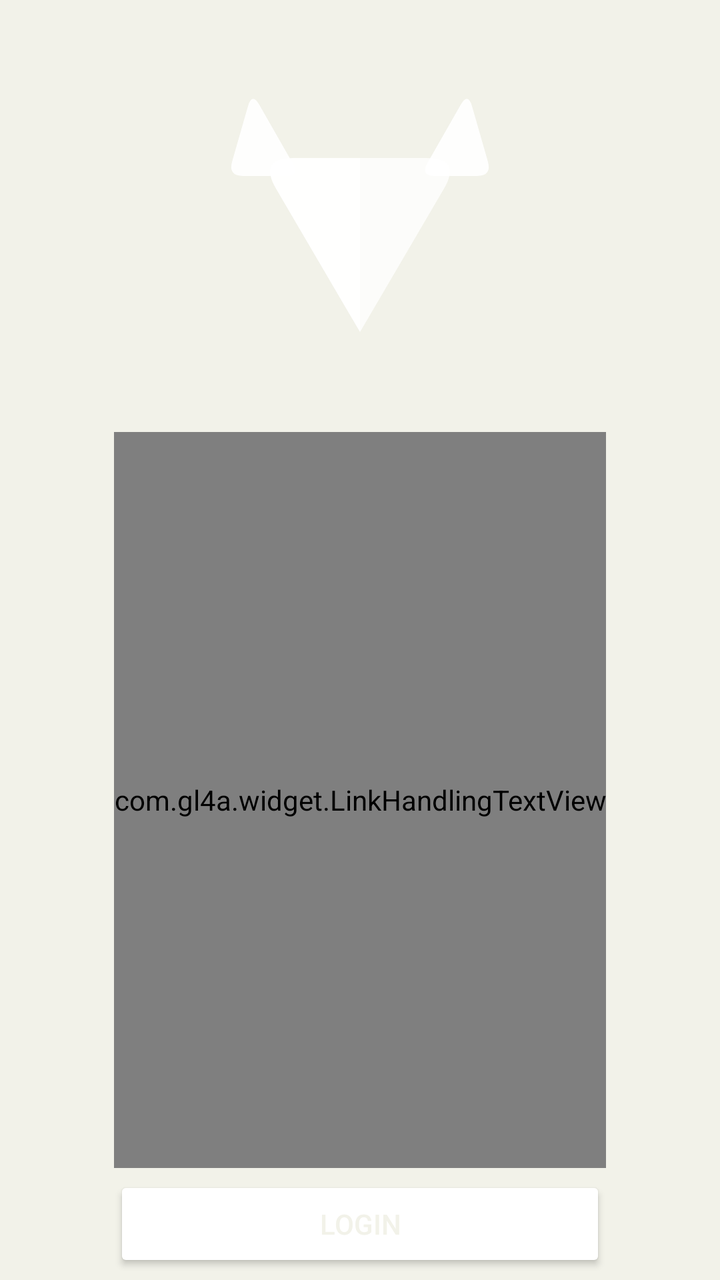
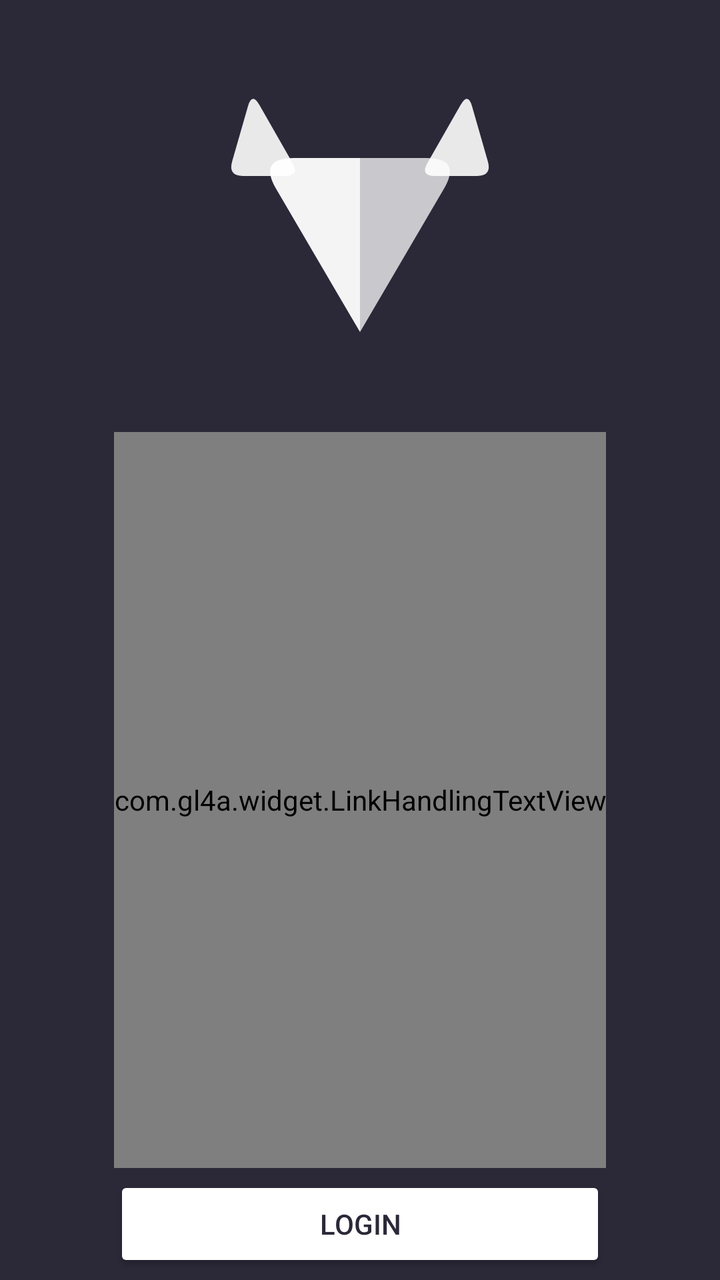

Screens rendered from an Android XML layout before and after an edit, with the pre-edit source and the edit as a unified diff.
<!-- AndroidManifest.xml: application theme AppTheme -->
<!-- res/layout/main.xml -->
<?xml version="1.0" encoding="utf-8"?>
<ScrollView
    xmlns:android="http://schemas.android.com/apk/res/android"
    xmlns:app="http://schemas.android.com/apk/res-auto"
    android:layout_width="match_parent"
    android:layout_height="match_parent"
    android:background="?attr/colorPrimary"
    android:fillViewport="true">

    <LinearLayout
        android:id="@+id/main_content"
        android:layout_width="match_parent"
        android:layout_height="wrap_content"
        android:gravity="center_horizontal"
        android:orientation="vertical"
        android:paddingLeft="@dimen/content_padding"
        android:paddingRight="@dimen/content_padding">

        <ImageView
            android:layout_width="wrap_content"
            android:layout_height="wrap_content"
            android:layout_margin="16dp"
            android:scaleType="fitCenter"
            android:src="@drawable/octolab_bg" />

        <LinearLayout
            android:id="@+id/welcome_container"
            android:layout_width="wrap_content"
            android:layout_height="wrap_content"
            android:layout_weight="1"
            android:gravity="center_horizontal"
            android:orientation="vertical">

            <com.gl4a.widget.LinkHandlingTextView
                android:id="@+id/welcome_text"
                android:layout_width="wrap_content"
                android:layout_height="wrap_content"
                android:layout_marginBottom="4dp"
                android:layout_marginTop="4dp"
                android:layout_weight="0.5"
                android:gravity="center"
                android:text="@string/introduction"
                android:textAppearance="@style/TextAppearance.AppCompat.Medium"
                android:textColor="@android:color/white" />

            <Button
                android:id="@+id/login_button"
                android:layout_width="match_parent"
                android:layout_height="wrap_content"
                android:layout_marginBottom="4dp"
                android:padding="8dp"
                android:text="@string/login"
                android:textColor="?attr/colorPrimary"
                app:backgroundTint="@android:color/white" />

        </LinearLayout>

        <LinearLayout
            android:id="@+id/login_progress_container"
            android:layout_width="wrap_content"
            android:layout_height="wrap_content"
            android:layout_weight="1"
            android:orientation="vertical"
            android:visibility="gone">

            <com.gl4a.widget.LinkHandlingTextView
                android:id="@+id/login_text"
                android:layout_width="wrap_content"
                android:layout_height="wrap_content"
                android:layout_weight="1"
                android:gravity="center"
                android:text="@string/authenticating"
                android:textAppearance="@style/TextAppearance.AppCompat.Title"
                android:textColor="@android:color/white" />

            <ProgressBar
                android:id="@+id/login_progress"
                style="?attr/indeterminateProgressStyle"
                android:layout_width="wrap_content"
                android:layout_height="wrap_content"
                android:layout_gravity="center_horizontal"
                android:layout_weight="1"
                android:indeterminate="true"
                android:indeterminateTint="@android:color/white"
                android:visibility="visible" />

        </LinearLayout>

    </LinearLayout>

</ScrollView>
<!-- resources referenced by this layout -->
<resources>
  <dimen name="content_padding">16dp</dimen>
  <string name="authenticating">Authenticating\u2026</string>
  <string name="introduction">To be able to use the app to its full potential, please log in to GitLab using the button below.\n\nAlternatively, you can explore some parts of GitLab using the swipe-out menu on the left.</string>
  <string name="login">Login</string>
  <style name="PreferenceTheme" parent="PreferenceThemeOverlay.v14.Material" />
  <style name="TextAppearance.Widget.ActionBar.Menu" parent="TextAppearance.AppCompat.Widget.ActionBar.Menu">
          <item name="android:textSize">12sp</item>
          <item name="android:textStyle">bold</item>
      </style>
  <style name="Widget.ActionBar.TabView" parent="Widget.AppCompat.ActionBar.TabView">
          <item name="android:background">@drawable/tab_indicator</item>
      </style>
  <style name="AppTheme.PopupOverlay" parent="ThemeOverlay.AppCompat.Light" />
  <style name="OverviewRow">
          <item name="android:background">?attr/selectableItemBackground</item>
          <item name="android:orientation">horizontal</item>
          <item name="android:paddingLeft">@dimen/content_padding</item>
          <item name="android:paddingRight">@dimen/content_padding</item>
      </style>
  <style name="OctoLab.TextButton" parent="Widget.MaterialComponents.Button.TextButton">
          <item name="android:textColor">@color/accent</item>
          <item name="iconTint">@color/accent</item>
      </style>
  <color name="link_text">#1068BF</color>
  <color name="accent">#FC6D26</color>
  <color name="primary">#F2F2E9</color>
  <color name="primary_dark">#E5E5DC</color>
  <color name="issue_open">#108548</color>
  <color name="issue_closed">@color/link_text</color>
  <color name="form_error">#DD2B0E</color>
  <color name="mr_closed_dark">#AE1800</color>
  <color name="pr_merged">#6B4FBB</color>
  <color name="pr_draft">#6E7781</color>
  <color name="issue_open_dark">#217645</color>
  <color name="issue_closed_dark">#0B5CAD</color>
  <color name="pr_merged_dark">#5943B6</color>
  <color name="pr_draft_dark">#5F6670</color>
  <color name="fab">#FC6D26</color>
  <color name="scrollbar_thumb">#5d000000</color>
  <color name="diff_add">#ecfdf0</color>
  <color name="diff_remove">#FCECEA</color>
  <color name="diff_add_line_number">#d3f5dc</color>
  <color name="diff_remove_line_number">#fad8d3</color>
  <color name="commit_addition">#108548</color>
  <color name="commit_deletion">#DD2B0E</color>
  <color name="code_background">#30aaaaaa</color>
  <color name="breadcrumb_background">#E5E5DC</color>
  <color name="icon_foreground">#99343434</color>
  <color name="drawer_background">@color/theme_surface</color>
  <color name="theme_surface">#FFFFF5</color>
  <color name="theme_text_primary">#1F1E24</color>
  <color name="theme_hint">#737373</color>
  <style name="OctoLab.TextInputLayout" parent="Widget.MaterialComponents.TextInputLayout.FilledBox">
          <item name="hintTextColor">@color/theme_hint</item>
          <item name="android:textColorHint">@color/theme_hint</item>
          <item name="errorTextColor">@color/form_error</item>
          <item name="errorIconTint">@color/form_error</item>
          <item name="boxStrokeErrorColor">@color/form_error</item>
          
          <item name="boxStrokeColor">@color/link_text</item>
      </style>
  <!-- drawable tab_indicator (drawable) -->
  <?xml version="1.0" encoding="utf-8"?>
  <selector xmlns:android="http://schemas.android.com/apk/res/android">
      <item android:state_selected="true" android:drawable="@drawable/ab_tab_indicator" />
      <item android:drawable="@android:color/transparent" />
  </selector>
  <dimen name="card_margin">8dp</dimen>
  <dimen name="card_top_bottom_margin">4dp</dimen>
  <!-- unchanged entries left out for length: 5 -->
</resources>

<!-- the commit's change to res/layout/main.xml (unified diff, before → after) -->
@@ -4,7 +4,7 @@
     xmlns:app="http://schemas.android.com/apk/res-auto"
     android:layout_width="match_parent"
     android:layout_height="match_parent"
-    android:background="?attr/colorPrimary"
+    android:background="@color/login_hero_background"
     android:fillViewport="true">
 
     <LinearLayout
@@ -50,7 +50,7 @@
                 android:layout_marginBottom="4dp"
                 android:padding="8dp"
                 android:text="@string/login"
-                android:textColor="?attr/colorPrimary"
+                android:textColor="@color/login_hero_background"
                 app:backgroundTint="@android:color/white" />
 
         </LinearLayout>
<!-- resource entries referenced after the edit -->
@@ -1,5 +1,6 @@
 <!-- resources referenced by this layout -->
 <resources>
+  <color name="login_hero_background">#2B2838</color>
   <dimen name="content_padding">16dp</dimen>
   <string name="authenticating">Authenticating\u2026</string>
   <string name="introduction">To be able to use the app to its full potential, please log in to GitLab using the button below.\n\nAlternatively, you can explore some parts of GitLab using the swipe-out menu on the left.</string>
